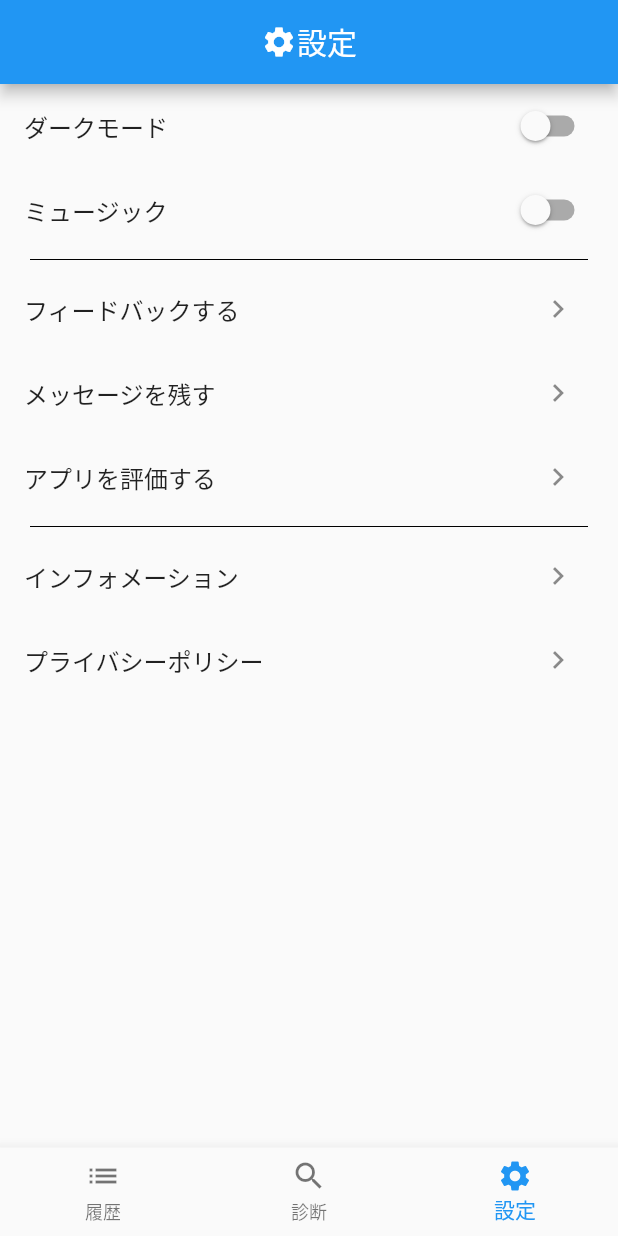
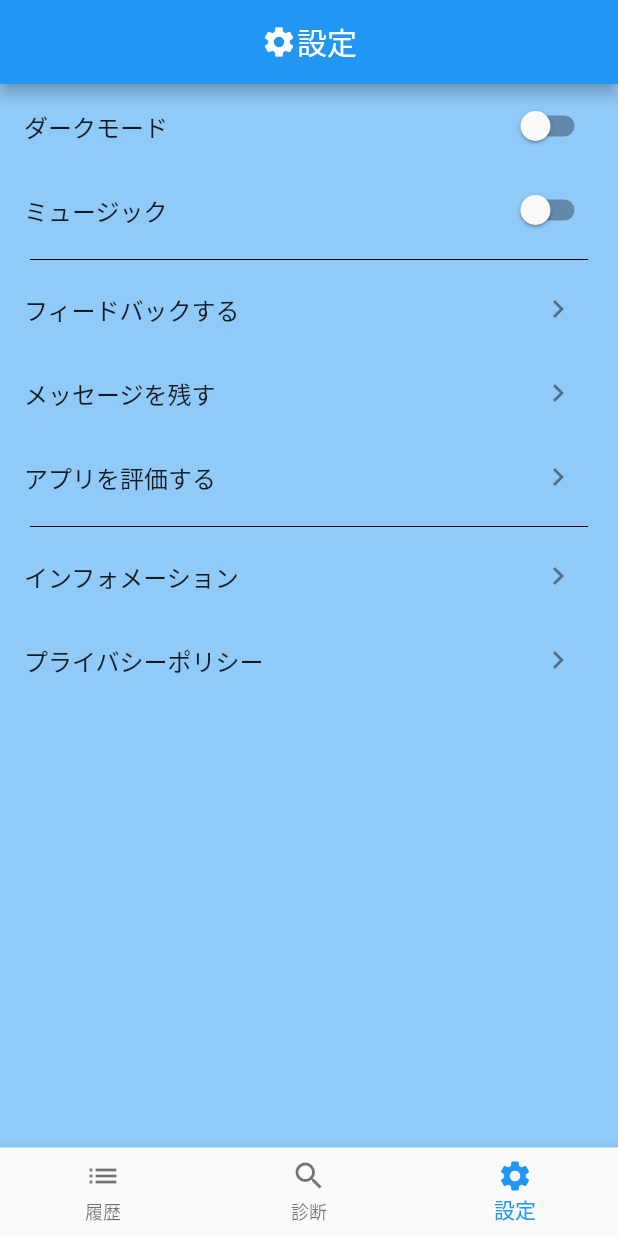
Before and after one commit to hata8341/flutter-snow_board_selecter, a Flutter app: the screen it shows after launch, item 3 of the bottom bar chosen, on a phone screen of 412 x 824 dp. Run offline on Flutter 3.47's test engine with Material 2 defaults, Android fonts, the light colour scheme and no system bars; our stand-ins replace animated_text_kit, awesome_dialog, firebase_analytics, firebase_core, firebase_crashlytics, fl_chart and 8 more; accounts and stored records are empty.

Commit message:
#41 diagnose page fix (#42)
* #41 診断トップ画面の修正

* #41 診断画面の修正

* #41 診断画面の状態のリセット処理とautodisposeの追加

* #41 各ボードタイルの自動スクロールの追加と初期のスクショの保存

* #41 共有・保存ボタンの修正

```diff
--- a/lib/app.dart
+++ b/lib/app.dart
@@ -46,11 +46,11 @@ class MyApp extends HookConsumerWidget {
       navigatorObservers: <NavigatorObserver>[AnalyticsServeice.observer],
       initialRoute: '/diagnoseTop',
       routes: {
-        '/diagnoseTop': (context) => DiagnoseTopPage(),
+        '/diagnoseTop': (context) => const DiagnoseTopPage(),
         '/diagnoseContent': (context) => const DiagnoseContentPage(),
-        '/diagnoseResult': (context) => DiagnoseResultPage(),
-        '/historyTop': (context) => HistoryTopPage(),
-        '/historyDetail': (context) => HistoryDetailPage(),
+        '/diagnoseResult': (context) => const DiagnoseResultPage(),
+        '/historyTop': (context) => const HistoryTopPage(),
+        '/historyDetail': (context) => const HistoryDetailPage(),
       },
     );
   }
--- a/lib/const/result.dart
+++ b/lib/const/result.dart
@@ -9,7 +9,7 @@ const resultMap = {
         'あなたは雪の上でスピンやジャンプなどのグランドトリックをしたり、アイテムの上を滑るスケートボードのようなライドスタイルに興味があるようです。そんな人にはエッジが引っかかりにくいフラットキャンバーや板の反発をもらいやすいダブルキャンバーのような形状のボードがおすすめ！！',
   },
   'freerunPowder': {
-    'rideType': 'フリーラン・パウダー',
+    'rideType': 'フリーラン\nパウダー',
     'discription':
         'あなたは圧雪バーンでカービングターンをしたり、パウダースノーで浮遊感を感じたり、壁などを使った地形遊びをするライドスタイルに興味があるようです。そんな人には雪面にエッジが上手くかかるキャンバー、板のノーズが雪に埋まりにくいロッカーキャンバーのような形状の板がおすすめ！！',
   },
@@ -34,4 +34,3 @@ Result createResultData(String rideType) {
 
   return result;
 }
-// }
--- a/lib/views/diagnose/diagnose_result.dart
+++ b/lib/views/diagnose/diagnose_result.dart
@@ -1,5 +1,6 @@
 import 'package:flutter/material.dart';
 import 'package:hooks_riverpod/hooks_riverpod.dart';
+import 'package:sbselector/view_model/answer_view_model.dart';
 import 'package:sbselector/widgets/result.dart';
 
 class DiagnoseResultPage extends HookConsumerWidget {
--- a/lib/views/diagnose/diagnose_top.dart
+++ b/lib/views/diagnose/diagnose_top.dart
@@ -1,5 +1,5 @@
 import 'package:flutter/material.dart';
-import 'package:flutter_weather_bg_null_safety/flutter_weather_bg.dart';
+import 'package:gap/gap.dart';
 import 'package:hooks_riverpod/hooks_riverpod.dart';
 import 'package:sbselector/views/history/history_top.dart';
 import 'package:sbselector/views/settings/setting_top.dart';
@@ -8,10 +8,9 @@ import 'package:sbselector/widgets/bubble.dart';
 final bottomBarIndexProvider = StateProvider<int>((ref) => 1);
 
 class DiagnoseTopPage extends HookConsumerWidget {
-  DiagnoseTopPage({Key? key}) : super(key: key);
+  const DiagnoseTopPage({Key? key}) : super(key: key);
 
-  String title = "診断";
-  final WeatherType sunny = WeatherType.sunny;
+  final String title = "診断";
 
   String switchTitle(int bottomIndex) {
     String title = '';
@@ -61,6 +60,7 @@ class DiagnoseTopPage extends HookConsumerWidget {
     final bottomBarIndex = ref.watch(bottomBarIndexProvider.state);
     final Size screenSize = MediaQuery.of(context).size;
     return Scaffold(
+      backgroundColor: Theme.of(context).backgroundColor,
       appBar: AppBar(
         title: Row(
           mainAxisAlignment: MainAxisAlignment.center,
@@ -68,40 +68,16 @@ class DiagnoseTopPage extends HookConsumerWidget {
         ),
       ),
       body: bottomBarIndex.state == 1
-          ? Stack(
-              children: [
-                WeatherBg(
-                  weatherType: sunny,
-                  width: screenSize.width,
-                  height: screenSize.height,
+          ? Center(
+              child: Column(
+                mainAxisAlignment: MainAxisAlignment.center,
+                mainAxisSize: MainAxisSize.max,
+                children: <Widget>[
+                  const Spacer(
+                    flex: 3,
                   ),
                   Column(
                     children: [
-                    Container(
-                      constraints: BoxConstraints.expand(
-                        height: screenSize.height * 0.17,
-                      ),
-                      decoration: BoxDecoration(
-                        border: Border.all(
-                          color: Colors.green,
-                          width: 2,
-                        ),
-                      ),
-                    ),
-                    Container(
-                      constraints: BoxConstraints.expand(
-                        height: screenSize.height * 0.61,
-                      ),
-                      decoration: BoxDecoration(
-                        border: Border.all(
-                          color: Colors.red,
-                          width: 2,
-                        ),
-                      ),
-                      child: Center(
-                        child: Column(
-                          mainAxisAlignment: MainAxisAlignment.spaceAround,
-                          children: <Widget>[
                       SizedBox(
                         width: screenSize.width * 0.6,
                         height: screenSize.height * 0.32,
@@ -110,6 +86,7 @@ class DiagnoseTopPage extends HookConsumerWidget {
                           fit: BoxFit.cover,
                         ),
                       ),
+                      const Gap(10),
                       Container(
                         height: screenSize.height * 0.2,
                         padding: const EdgeInsets.all(16),
@@ -144,13 +121,15 @@ class DiagnoseTopPage extends HookConsumerWidget {
                           ],
                         ),
                       ),
+                    ],
+                  ),
+                  const Spacer(),
                   SizedBox(
                     width: screenSize.width * 0.65,
-                              height: screenSize.height * 0.05,
+                    height: screenSize.height * 0.065,
                     child: ElevatedButton(
                       onPressed: () {
-                                  Navigator.pushNamed(
-                                      context, '/diagnoseContent');
+                        Navigator.pushNamed(context, '/diagnoseContent');
                       },
                       style: ElevatedButton.styleFrom(
                         primary: Colors.yellow[700],
@@ -163,17 +142,14 @@ class DiagnoseTopPage extends HookConsumerWidget {
                         '診断する',
                         style: TextStyle(
                           fontWeight: FontWeight.bold,
+                          fontSize: 20.0,
                         ),
                       ),
                     ),
                   ),
+                  const Spacer(),
                 ],
               ),
-                      ),
-                    ),
-                  ],
-                ),
-              ],
             )
           : bottomBarIndex.state == 0
               ? Column(
```
Also changed, not shown: lib/view_model/answer_view_model.dart (+14 -4 lines), lib/view_model/diagnose_view_model.dart (+36 -84 lines), lib/view_model/indicator_view_model.dart (added, +32 -0 lines), lib/view_model/question_view_model.dart (+23 -30 lines), lib/views/diagnose/diagnose_content.dart (+37 -55 lines), lib/widgets/board_tile.dart (+16 -4 lines), lib/widgets/end_dialog.dart (+7 -12 lines), lib/widgets/result.dart (+24 -8 lines), lib/widgets/save_button.dart (+6 -2 lines), lib/widgets/share_button.dart (+33 -19 lines), images/game_penguim.png (added). Lines whose indentation alone changed are shown as unchanged.
